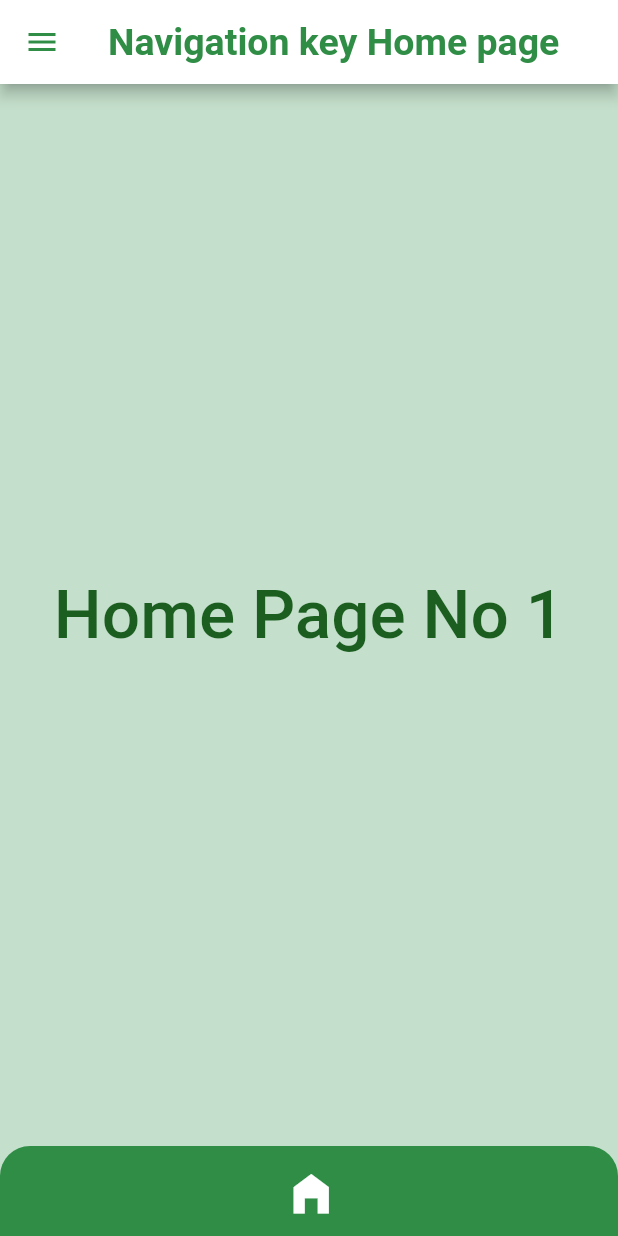
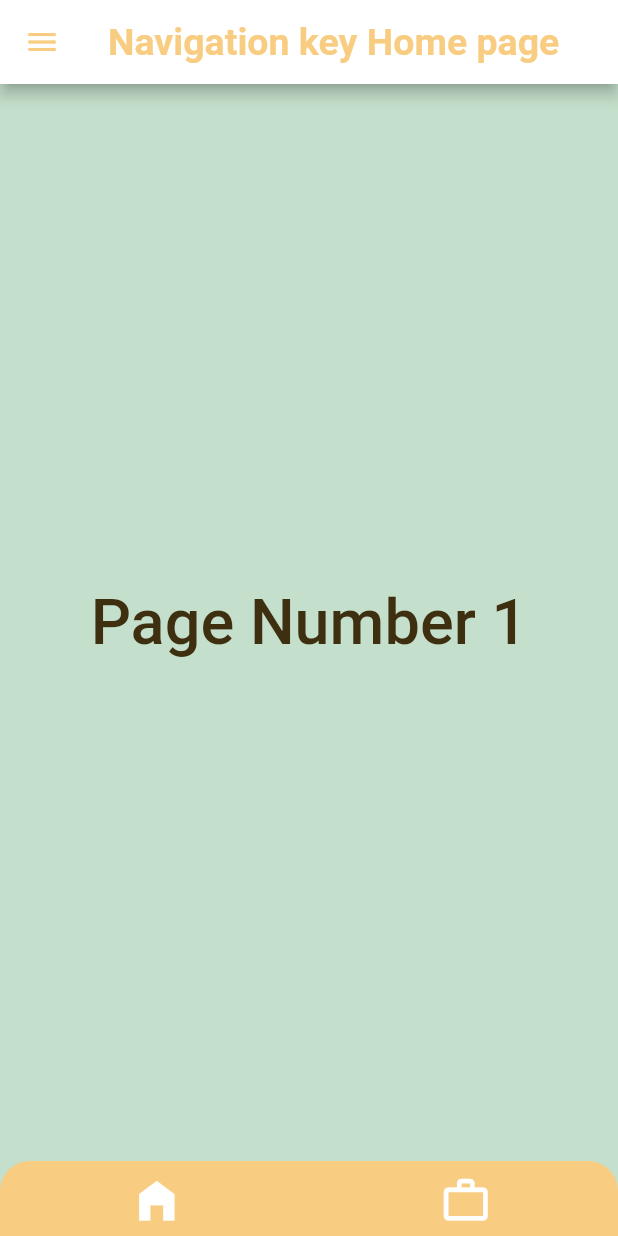
Before and after one commit to TejasP07/Navigation_Bar, a Flutter app: the screen it shows after launch, on a phone screen of 412 x 824 dp. Run offline on Flutter 3.47's test engine with Material 2 defaults, Android fonts, the phone set to English and light mode, and no system bars.

Commit message:
Update main.dart

```diff
--- a/lib/main.dart
+++ b/lib/main.dart
@@ -11,9 +11,9 @@ class MyApp extends StatelessWidget {
   @override
   Widget build(BuildContext context) {
     return MaterialApp(
-      title: 'Bottom NavBar Demo',
+      title: 'Bottom Navigation Bar Demo',
       theme: ThemeData(
-        primaryColor: const Color(0xff2F8D46),
+        primaryColor: Color.fromARGB(255, 248, 205, 130),
         splashColor: Colors.transparent,
         highlightColor: Colors.transparent,
         hoverColor: Colors.transparent,
@@ -36,6 +36,7 @@ class _HomePageState extends State<HomePage> {
 
   final pages = [
     const Page1(),
+    const Page2(),
   ];
 
   @override
@@ -65,7 +66,7 @@ class _HomePageState extends State<HomePage> {
 
   Container buildMyNavBar(BuildContext context) {
     return Container(
-      height: 60,
+      height: 50,
       decoration: BoxDecoration(
         color: Theme.of(context).primaryColor,
         borderRadius: const BorderRadius.only(
@@ -95,6 +96,25 @@ class _HomePageState extends State<HomePage> {
                     size: 35,
                   ),
           ),
+          IconButton(
+            enableFeedback: false,
+            onPressed: () {
+              setState(() {
+                pageIndex = 1;
+              });
+            },
+            icon: pageIndex == 1
+                ? const Icon(
+                    Icons.work_rounded,
+                    color: Colors.white,
+                    size: 35,
+                  )
+                : const Icon(
+                    Icons.work_outline_outlined,
+                    color: Colors.white,
+                    size: 35,
+                  ),
+          ),
         ],
       ),
     );
@@ -110,10 +130,10 @@ class Page1 extends StatelessWidget {
       color: const Color(0xffC4DFCB),
       child: Center(
         child: Text(
-          "Home Page No 1",
+          "Page Number 1",
           style: TextStyle(
-            color: Colors.green[900],
-            fontSize: 45,
+            color: Color.fromARGB(255, 63, 47, 17),
+            fontSize: 42,
             fontWeight: FontWeight.w500,
           ),
         ),
@@ -121,3 +141,24 @@ class Page1 extends StatelessWidget {
     );
   }
 }
+
+class Page2 extends StatelessWidget {
+  const Page2({Key? key}) : super(key: key);
+
+  @override
+  Widget build(BuildContext context) {
+    return Container(
+      color: const Color(0xffC4DFCB),
+      child: Center(
+        child: Text(
+          "Page Number 2",
+          style: TextStyle(
+            color: Color.fromARGB(255, 63, 47, 17),
+            fontSize: 42,
+            fontWeight: FontWeight.w500,
+          ),
+        ),
+      ),
+    );
+  }
+}
```
